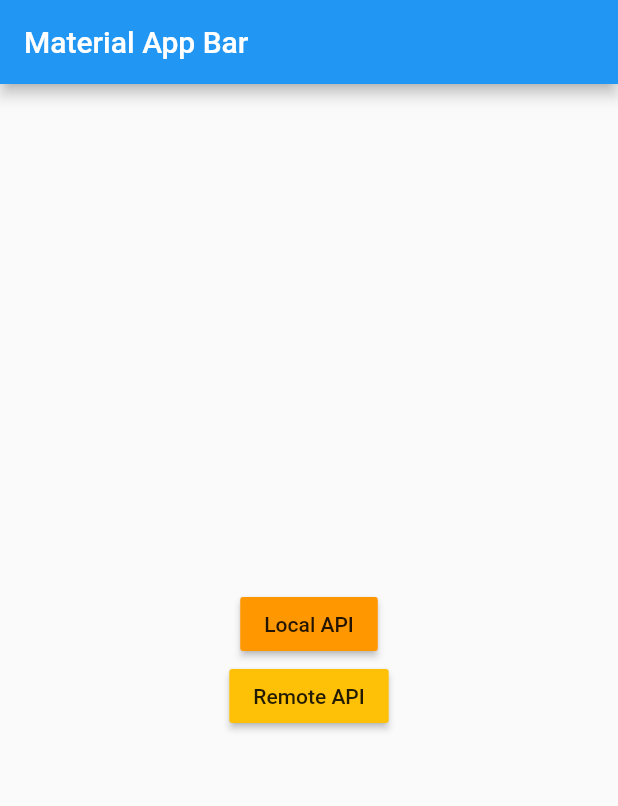
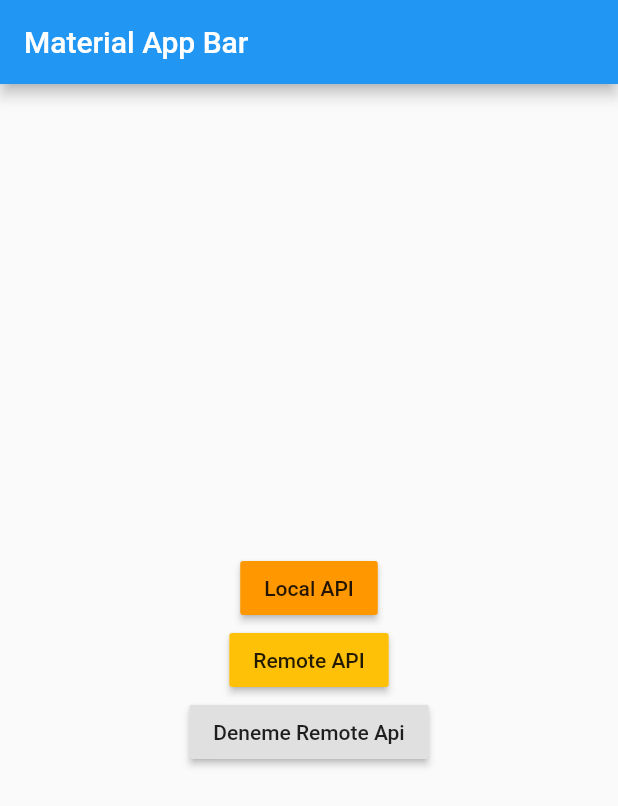
Before and after one commit to aoguz1/flutter_json_api_example, a Flutter app: the screen it shows after launch, on a phone screen of 412 x 824 dp. Shown: the top 806 px of the screen. Run offline on Flutter 3.47's test engine with Material 2 defaults, Android fonts, the phone set to English and light mode, and no system bars.

Commit message:
uzak apiden veri çekme işlemi yapildi

```diff
--- a/lib/main.dart
+++ b/lib/main.dart
@@ -1,5 +1,6 @@
 import 'dart:convert';
 import 'package:flutter/material.dart';
+import 'package:flutterlearn_json_api/json_api.dart';
 import 'package:flutterlearn_json_api/local_json.dart';
 import 'package:flutterlearn_json_api/models/araba_model.dart';
 import 'package:flutterlearn_json_api/local_json.dart';
@@ -18,15 +19,12 @@ class _MyAppState extends State<MyApp> {
   @override
   Widget build(BuildContext context) {
     return MaterialApp(
+      debugShowCheckedModeBanner: false,
       title: "Flutter API",
       home: MyHomePagePage(),
-
     );
   }
 }
-
-
-
 
 class MyHomePagePage extends StatelessWidget {
   const MyHomePagePage({Key key}) : super(key: key);
@@ -45,15 +43,24 @@ class MyHomePagePage extends StatelessWidget {
               RaisedButton(
                 color: Colors.orange,
                 onPressed: () {
-                 Navigator.of(context).push(MaterialPageRoute(builder: (context)=>LocalJson()));
-
+                  Navigator.of(context).push(
+                      MaterialPageRoute(builder: (context) => LocalJson()));
                 },
                 child: Text("Local API"),
               ),
+              RaisedButton(
+                onPressed: () {
+                  Navigator.push(context,
+                      MaterialPageRoute(builder: (context) => RemoteApi()));
+                },
+                child: Text("Remote API"),
+                color: Colors.amber,
+              ),
+
 
               RaisedButton(onPressed: (){
-                Navigator.push(context, MaterialPageRoute(builder: (context)=>RemoteApi()));
-              },child: Text("Remote API"),color: Colors.amber,)
+                  Navigator.push(context, MaterialPageRoute(builder: (context)=>JsonApiWiew()));
+              },child: Text("Deneme Remote Api"),)
             ],
           ),
         ),
--- a/lib/models/post_model.dart
+++ b/lib/models/post_model.dart
@@ -21,4 +21,6 @@ class Post {
     data['body'] = this.body;
     return data;
   }
+
+
 }
```
Also changed, not shown: lib/remote_api.dart (+8 -1 lines).
